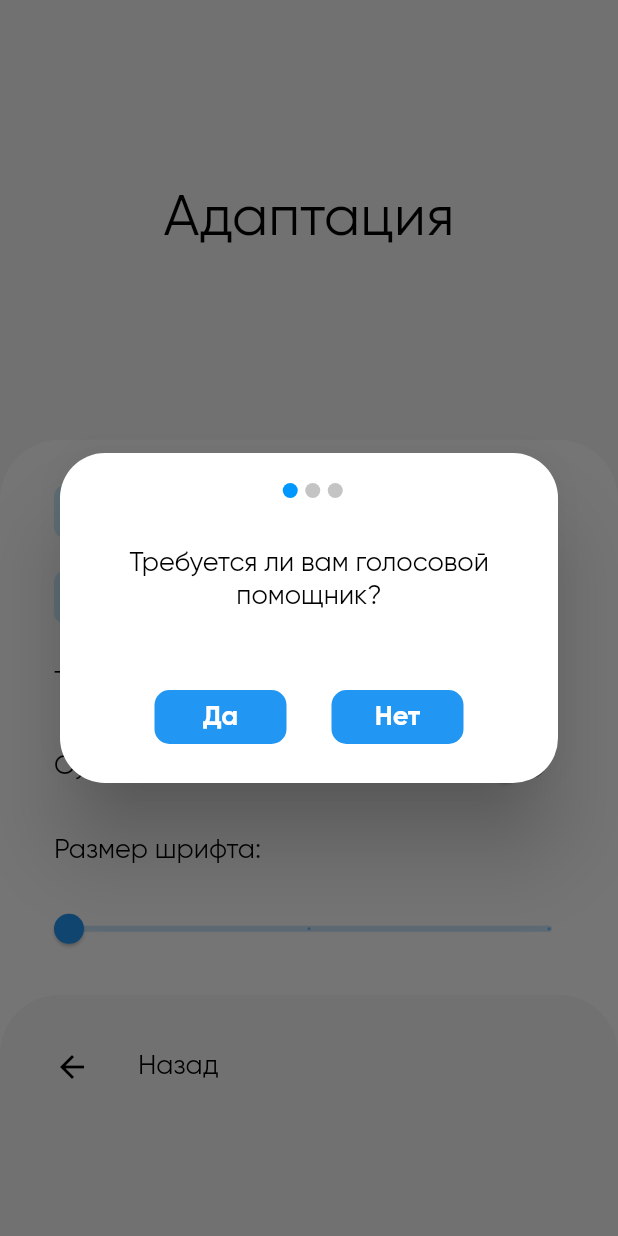
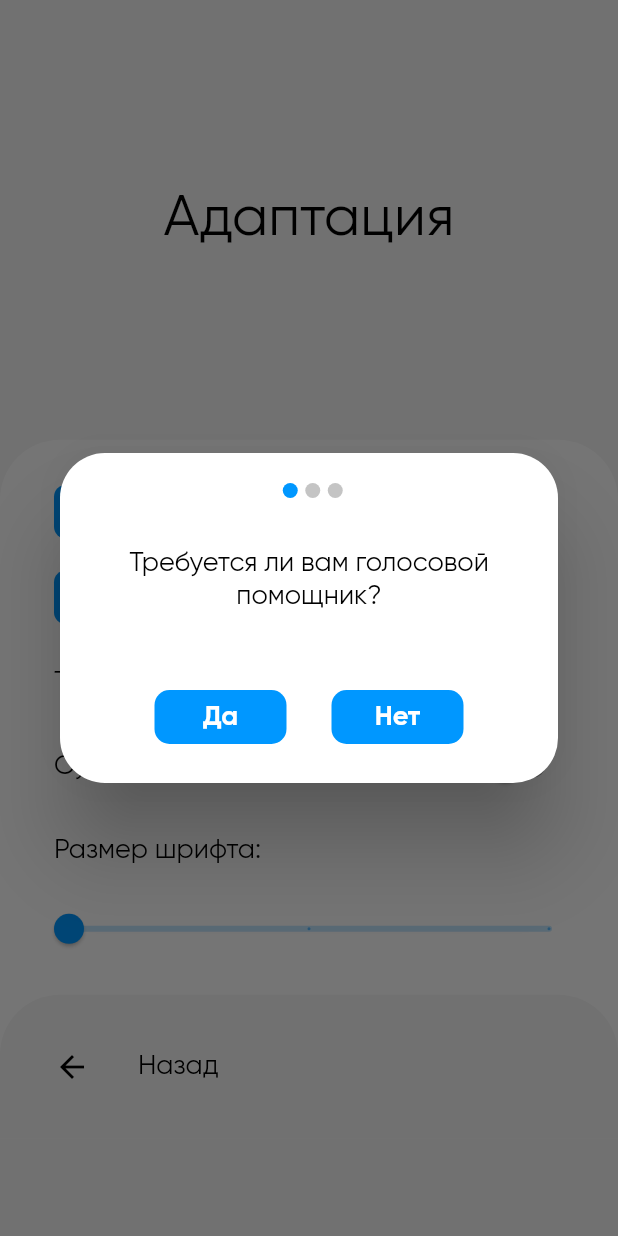
Before and after one commit to maripbekoff/Umit-app, a Flutter app: the AdaptationPage screen opened directly, after a tap on "Умная адаптация", on a phone screen of 412 x 824 dp. Run offline on Flutter 3.47's test engine with Material 2 defaults, Android fonts, the phone set to English and light mode, and no system bars; our stand-ins replace bloc, cloud_firestore, equatable, firebase_auth, flutter_bloc, flutter_html and 1 more; accounts and stored records are empty; network calls fail.

Commit message:
adaptation

```diff
--- a/lib/src/blocs/adaptedThemeBloc/adapted_theme_event.dart
+++ b/lib/src/blocs/adaptedThemeBloc/adapted_theme_event.dart
@@ -5,7 +5,7 @@ import 'package:umit/src/global/themes.dart';
 abstract class AdaptedThemeEvent extends Equatable {}
 
 class AdaptedThemeToggled extends AdaptedThemeEvent {
-  AdaptedTheme adaptedAppTheme;
+  AppTheme adaptedAppTheme;
 
   AdaptedThemeToggled({@required this.adaptedAppTheme});
 
--- a/lib/src/blocs/themeBloc/theme_event.dart
+++ b/lib/src/blocs/themeBloc/theme_event.dart
@@ -5,7 +5,7 @@ import 'package:umit/src/global/themes.dart';
 abstract class ThemeEvent extends Equatable {}
 
 class ThemeChanged extends ThemeEvent {
-  AppTheme theme;
+  var theme;
 
   ThemeChanged({@required this.theme});
 
--- a/lib/src/global/themes.dart
+++ b/lib/src/global/themes.dart
@@ -1,24 +1,67 @@
 import 'package:flutter/material.dart';
 
-enum AppTheme { Default, Dark }
-
-enum AdaptedTheme { Adapted }
+enum AppTheme { Default, Dark, Adapted }
 
 final themeData = {
   AppTheme.Default: ThemeData(
-    fontFamily: 'Gilroy',
-    backgroundColor: Colors.white,
+      fontFamily: 'Gilroy',
+      appBarTheme: AppBarTheme(
+        color: Colors.transparent,
+        elevation: 0,
+      ),
+      backgroundColor: Colors.white,
+      scaffoldBackgroundColor: Color(0xFFF6F6F6),
+      primaryColor: Color(0xFF0097FF),
+      accentColor: Colors.white,
+      primarySwatch: customColor,
+      cardColor: Colors.black),
+  AppTheme.Dark: ThemeData.dark(),
+  AppTheme.Adapted: ThemeData(
+    fontFamily: "Gilroy",
+    scaffoldBackgroundColor: Colors.white,
+    iconTheme: IconThemeData(
+      color: Color(0xFFFFFF00),
+    ),
     appBarTheme: AppBarTheme(
-      color: Color(0xFFF6F6F6),
+      color: Colors.transparent,
       elevation: 0,
     ),
-    scaffoldBackgroundColor: Color(0xFFF6F6F6),
+    backgroundColor: Color(0xFFFFFF00),
+    primaryColor: Color(0xFF0000FF),
+    accentColor: Color(0xFF0000FF),
+    cardColor: Color(0xFFFFFF00),
+    unselectedWidgetColor: Colors.black,
+    primarySwatch: customAdaptedColor,
   ),
-  AppTheme.Dark: ThemeData.dark(),
 };
 
-final adaptedThemeData = {
-  AdaptedTheme.Adapted: ThemeData(
-    primaryColor: Colors.red,
-  )
+Map<int, Color> primaryAdaptedSwatchColor = {
+  50: Color.fromRGBO(0, 255, 255, .1),
+  100: Color.fromRGBO(0, 255, 255, .2),
+  200: Color.fromRGBO(0, 255, 255, .3),
+  300: Color.fromRGBO(0, 255, 255, .4),
+  400: Color.fromRGBO(0, 255, 255, .5),
+  500: Color.fromRGBO(0, 255, 255, .6),
+  600: Color.fromRGBO(0, 255, 255, .7),
+  700: Color.fromRGBO(0, 255, 255, .8),
+  800: Color.fromRGBO(0, 255, 255, .9),
+  900: Color.fromRGBO(0, 255, 255, 1),
 };
+
+MaterialColor customAdaptedColor =
+    MaterialColor(0xFF0000FF, primaryAdaptedSwatchColor);
+
+Map<int, Color> primaryDefaulSwatchColor = {
+  50: Color.fromRGBO(0, 151, 255, .1),
+  100: Color.fromRGBO(0, 151, 255, .2),
+  200: Color.fromRGBO(0, 151, 255, .3),
+  300: Color.fromRGBO(0, 151, 255, .4),
+  400: Color.fromRGBO(0, 151, 255, .5),
+  500: Color.fromRGBO(0, 151, 255, .6),
+  600: Color.fromRGBO(0, 151, 255, .7),
+  700: Color.fromRGBO(0, 151, 255, .8),
+  800: Color.fromRGBO(0, 151, 255, .9),
+  900: Color.fromRGBO(0, 151, 255, 1),
+};
+
+MaterialColor customColor = MaterialColor(0xFF0097FF, primaryDefaulSwatchColor);
--- a/lib/ui/pages/main_page.dart
+++ b/lib/ui/pages/main_page.dart
@@ -95,8 +95,7 @@ class _MainPageState extends State<MainPage> {
             backgroundColor: Colors.white,
             type: BottomNavigationBarType.fixed,
             elevation: 0,
-            selectedItemColor: Theme.of(context).accentColor,
-            unselectedItemColor: Colors.black26,
+            unselectedItemColor: Theme.of(context).unselectedWidgetColor,
             iconSize: 30,
             items: const <BottomNavigationBarItem>[
               BottomNavigationBarItem(
--- a/lib/ui/pages/navigation/home_page/course_card.dart
+++ b/lib/ui/pages/navigation/home_page/course_card.dart
@@ -11,7 +11,7 @@ class CourseCard extends StatelessWidget {
   Widget build(BuildContext context) {
     return Container(
       decoration: BoxDecoration(
-        color: Colors.white,
+        color: Theme.of(context).accentColor,
         boxShadow: [
           BoxShadow(
             blurRadius: 20,
@@ -61,6 +61,7 @@ class CourseCard extends StatelessWidget {
                         text: "${snapshot["name"]}\n",
                         style: TextStyle(
                           fontSize: 16,
+                          color: Theme.of(context).cardColor,
                           fontWeight: FontWeight.bold,
                         ),
                       ),
--- a/lib/ui/pages/navigation/home_page/daily_test_card.dart
+++ b/lib/ui/pages/navigation/home_page/daily_test_card.dart
@@ -9,7 +9,7 @@ class DailyTestCard extends StatelessWidget {
     return Container(
       padding: EdgeInsets.only(top: 20, left: 25, right: 25),
       decoration: BoxDecoration(
-        color: Colors.white,
+        color: Theme.of(context).backgroundColor,
         borderRadius: BorderRadius.only(
           topRight: Radius.circular(40),
           topLeft: Radius.circular(40),
--- a/lib/ui/pages/navigation/home_page/home_page.dart
+++ b/lib/ui/pages/navigation/home_page/home_page.dart
@@ -6,7 +6,6 @@ import 'package:umit/ui/pages/navigation/home_page/course_card.dart';
 import 'package:umit/ui/pages/navigation/home_page/daily_test_card.dart';
 
 class HomePage extends StatelessWidget {
-
   HomePage({Key key}) : super(key: key);
 
   @override
@@ -30,7 +29,7 @@ class HomePage extends StatelessWidget {
                 TextSpan(text: "Привет,\n"),
                 TextSpan(
                   text: "${user.displayName}!",
-                  style: TextStyle(color: Theme.of(context).accentColor),
+                  style: TextStyle(color: Theme.of(context).primaryColor),
                 ),
               ],
             ),
@@ -43,7 +42,7 @@ class HomePage extends StatelessWidget {
               topLeft: Radius.circular(40),
               bottomRight: Radius.circular(40),
             ),
-            color: Colors.white,
+            color: Theme.of(context).backgroundColor,
           ),
           child: Column(
             children: <Widget>[
--- a/lib/ui/pages/navigation/settings_page/insets/adaptation_page/adaptation_page.dart
+++ b/lib/ui/pages/navigation/settings_page/insets/adaptation_page/adaptation_page.dart
@@ -19,7 +19,7 @@ class AdaptationPage extends StatelessWidget {
             SizedBox(height: MediaQuery.of(context).size.height * 0.15),
             Container(
               decoration: BoxDecoration(
-                color: Colors.white,
+                color: Theme.of(context).backgroundColor,
                 borderRadius: BorderRadius.vertical(top: Radius.circular(40)),
               ),
               child: Column(
--- a/lib/ui/pages/navigation/settings_page/insets/adaptation_page/insets/smart_adaptation.dart
+++ b/lib/ui/pages/navigation/settings_page/insets/adaptation_page/insets/smart_adaptation.dart
@@ -117,7 +117,7 @@ Widget buildSmartAdaptationDialog(BuildContext context) {
                                   CompletedSmartAdaptationPage()));
                     }
                   },
-                  color: Theme.of(context).accentColor,
+                  color: Theme.of(context).primaryColor,
                   shape: RoundedRectangleBorder(
                     borderRadius: BorderRadius.circular(10),
                   ),
@@ -125,7 +125,7 @@ Widget buildSmartAdaptationDialog(BuildContext context) {
                     "Да",
                     style: TextStyle(
                       fontSize: 18,
-                      color: Colors.white,
+                      color: Theme.of(context).accentColor,
                       fontWeight: FontWeight.bold,
                     ),
                   ),
@@ -143,7 +143,7 @@ Widget buildSmartAdaptationDialog(BuildContext context) {
                                   CompletedSmartAdaptationPage()));
                     }
                   },
-                  color: Theme.of(context).accentColor,
+                  color: Theme.of(context).primaryColor,
                   shape: RoundedRectangleBorder(
                     borderRadius: BorderRadius.circular(10),
                   ),
@@ -151,7 +151,7 @@ Widget buildSmartAdaptationDialog(BuildContext context) {
                     "Нет",
                     style: TextStyle(
                       fontSize: 18,
-                      color: Colors.white,
+                      color: Theme.of(context).accentColor,
                       fontWeight: FontWeight.bold,
                     ),
                   ),
--- a/lib/ui/pages/navigation/settings_page/insets/adaptation_page/tiles.dart
+++ b/lib/ui/pages/navigation/settings_page/insets/adaptation_page/tiles.dart
@@ -21,12 +21,12 @@ Widget buildSmartAdaptationTile(BuildContext context) {
     leading: Container(
       padding: EdgeInsets.all(8),
       decoration: BoxDecoration(
-        color: Color.fromRGBO(3, 169, 244, 0.2),
+        color: Theme.of(context).primaryColor,
         borderRadius: BorderRadius.circular(8),
       ),
       child: Icon(
         Icons.insert_chart,
-        color: Theme.of(context).accentColor,
+        color: Theme.of(context).backgroundColor,
         size: 20,
       ),
     ),
@@ -68,12 +68,12 @@ Widget buildColorSettingsExpansionTile(BuildContext context) {
     leading: Container(
       padding: EdgeInsets.all(8),
       decoration: BoxDecoration(
-        color: Color.fromRGBO(3, 169, 244, 0.2),
+        color: Theme.of(context).primaryColor,
         borderRadius: BorderRadius.circular(8),
       ),
       child: Icon(
         Icons.palette,
-        color: Theme.of(context).accentColor,
+        color: Theme.of(context).backgroundColor,
         size: 20,
       ),
     ),
@@ -89,7 +89,7 @@ Widget buildColorSettingsExpansionTile(BuildContext context) {
             scrollDirection: Axis.horizontal,
             primary: false,
             shrinkWrap: true,
-            itemCount: AppTheme.values.length,
+            itemCount: AppTheme.values.length - 1,
             itemBuilder: (BuildContext context, int index) {
               final itemTheme = AppTheme.values[index];
 
@@ -150,7 +150,7 @@ Widget buildColorSettingsExpansionTile(BuildContext context) {
                 debugPrint('Activated [SwitchChangedTheme] Switch  /  $value');
                 switchBloc.add(SwitchChanged(isSwitched: value));
                 if (value) {
-                  themeBloc.add(ThemeChanged(theme: AppTheme.Dark));
+                  themeBloc.add(ThemeChanged(theme: AppTheme.Adapted));
                 } else {
                   themeBloc.add(ThemeChanged(theme: AppTheme.Default));
                 }
@@ -172,7 +172,7 @@ Widget buildColorSettingsExpansionTile(BuildContext context) {
                       'Activated [SwitchChangedTheme] Switch  /  $value');
                   switchBloc.add(SwitchChanged(isSwitched: value));
                   if (value) {
-                    themeBloc.add(ThemeChanged(theme: AppTheme.Dark));
+                    themeBloc.add(ThemeChanged(theme: AppTheme.Adapted));
                   } else {
                     themeBloc.add(ThemeChanged(theme: AppTheme.Default));
                   }
@@ -190,7 +190,7 @@ Widget buildColorSettingsExpansionTile(BuildContext context) {
                   switchBloc.add(SwitchChanged(isSwitched: value));
 
                   if (value) {
-                    themeBloc.add(ThemeChanged(theme: AppTheme.Dark));
+                    themeBloc.add(ThemeChanged(theme: AppTheme.Adapted));
                   } else {
                     themeBloc.add(ThemeChanged(theme: AppTheme.Default));
                   }
--- a/lib/ui/pages/navigation/settings_page/insets/profile_page/profile_page.dart
+++ b/lib/ui/pages/navigation/settings_page/insets/profile_page/profile_page.dart
@@ -23,7 +23,7 @@ class ProfilePage extends StatelessWidget {
               ),
               child: Container(
                 decoration: BoxDecoration(
-                  color: Color(0xFF0679E4),
+                  color: Theme.of(context).primaryColor,
                 ),
                 child: Stack(
                   children: <Widget>[
@@ -88,7 +88,7 @@ class ProfilePage extends StatelessWidget {
                               TextSpan(
                                 text: "Класс или группа",
                                 style: TextStyle(
-                                    color: Color(0xFF004A8F),
+                                    color: Theme.of(context).accentColor,
                                     fontSize: 16,
                                     fontWeight: FontWeight.bold),
                               ),
```
Also changed, not shown: lib/ui/pages/navigation/settings_page/settings.page.dart (+3 -4 lines).
